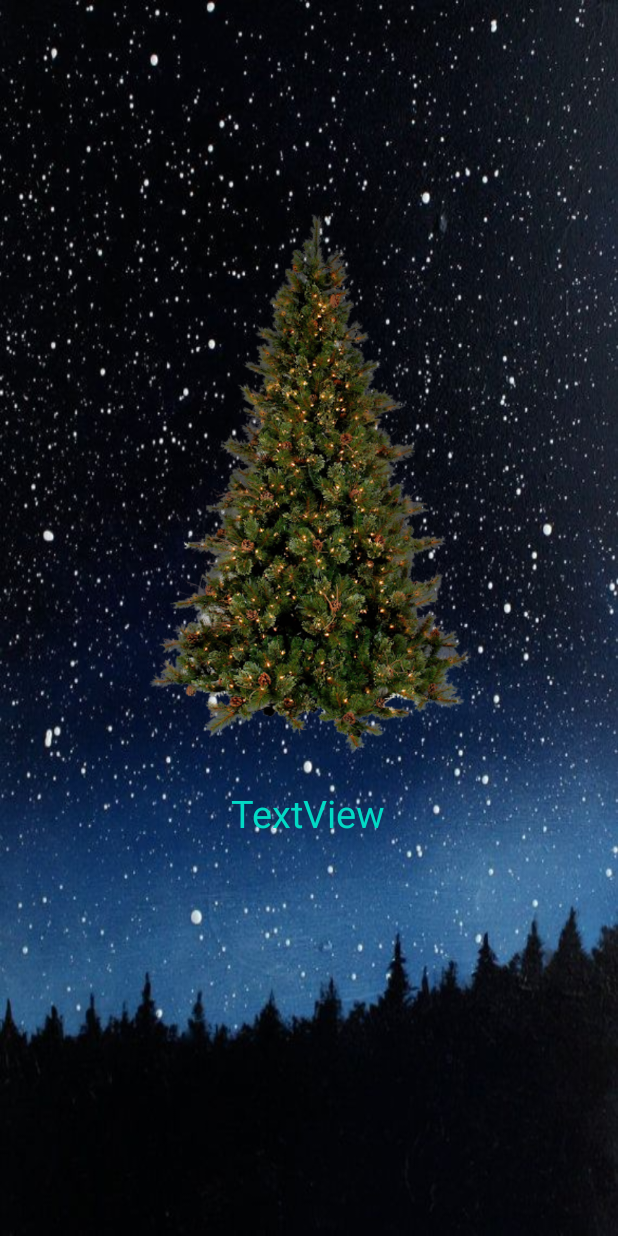
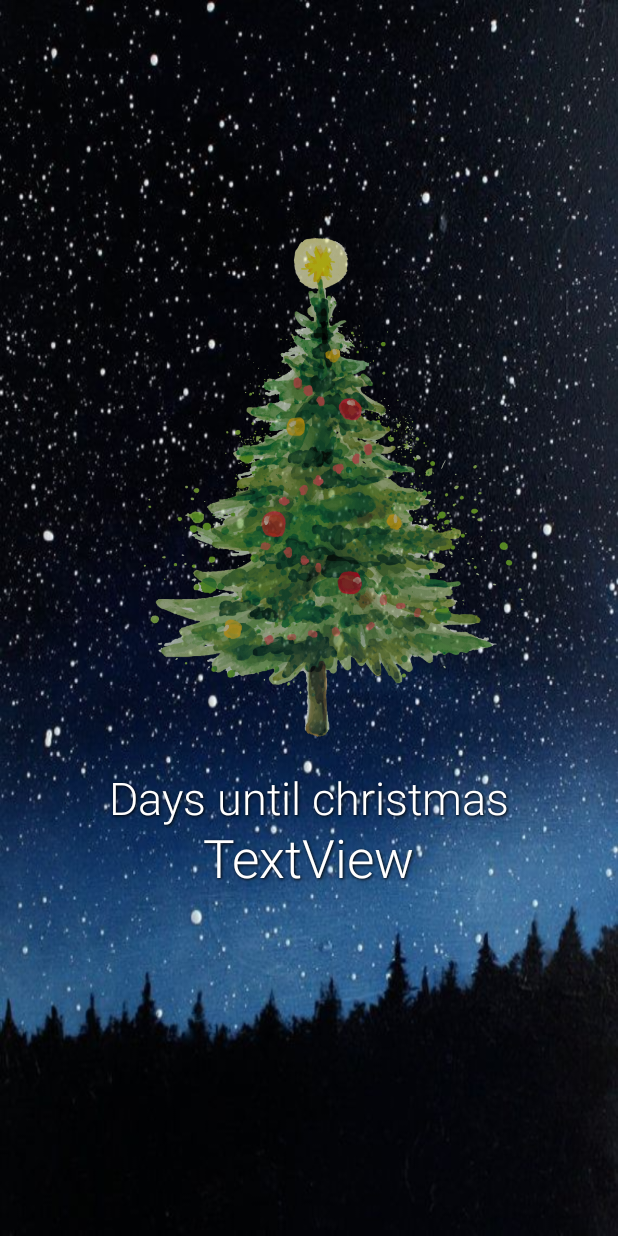
Before and after one commit to KazuOfficial/Christmas-Countdown-Android, an Android app: the layout activity_fullscreen.xml on its own in the app's theme, with its tools: preview values and no code run, on a phone screen of 412 x 824 dp. Run offline under Robolectric (Android 15) with nearby library versions, the phone set to English and light mode, and no system bars.

Commit message:
Layout changes, made days until date displaying on a TextLabel

```diff
--- a/app/src/main/java/com/example/christmascountdown/FullscreenActivity.kt
+++ b/app/src/main/java/com/example/christmascountdown/FullscreenActivity.kt
@@ -1,13 +1,13 @@
 package com.example.christmascountdown
 
+import android.graphics.Typeface
 import android.os.Bundle
 import android.os.Handler
 import android.view.View
 import androidx.appcompat.app.AppCompatActivity
 import kotlinx.android.synthetic.main.activity_fullscreen.*
-import java.util.Date
-import java.text.DateFormat
-import java.text.SimpleDateFormat
+import java.util.*
+import java.util.concurrent.TimeUnit
 
 
 /**
@@ -49,8 +49,8 @@ class FullscreenActivity : AppCompatActivity() {
         false
     }
 
-    var dateFormat: DateFormat = SimpleDateFormat("yyyy/MM/dd HH:mm:ss")
     var dt: Date = Date()
+    var dt2: Date = Date(dt.year, 11, 25)
 
     override fun onCreate(savedInstanceState: Bundle?) {
         super.onCreate(savedInstanceState)
@@ -62,7 +62,9 @@ class FullscreenActivity : AppCompatActivity() {
         // Set up the user interaction to manually show or hide the system UI.
         fullscreen_content.setOnClickListener { toggle() }
 
-        textView.setText(dateFormat.format(dt))
+        textView.setText(getDifferenceDays(dt, dt2).toString())
+
+        imageView.animate().alpha(1f).setDuration(10000)
 
         // Upon interacting with UI controls, delay any scheduled hide()
         // operations to prevent the jarring behavior of controls going away
@@ -118,6 +120,11 @@ class FullscreenActivity : AppCompatActivity() {
         mHideHandler.postDelayed(mHideRunnable, delayMillis.toLong())
     }
 
+    fun getDifferenceDays(d1: Date, d2: Date): Long {
+        val diff = d2.time - d1.time
+        return TimeUnit.DAYS.convert(diff, TimeUnit.MILLISECONDS)
+    }
+
     companion object {
         /**
          * Whether or not the system UI should be auto-hidden after
--- a/app/src/main/res/layout/activity_fullscreen.xml
+++ b/app/src/main/res/layout/activity_fullscreen.xml
@@ -39,6 +39,7 @@
         android:layout_height="360dp"
         android:layout_gravity="center"
         android:layout_marginBottom="90dp"
+        android:alpha="0.7"
         app:srcCompat="@drawable/unnamed" />
 
     <TextView
@@ -46,9 +47,30 @@
         android:layout_width="wrap_content"
         android:layout_height="wrap_content"
         android:layout_gravity="center"
-        android:layout_marginTop="130dp"
+        android:layout_marginTop="160dp"
+        android:background="#00FFFFFF"
+        android:fontFamily="sans-serif-light"
+        android:shadowColor="#000000"
+        android:shadowDx="1.0"
+        android:shadowDy="1.0"
+        android:shadowRadius="2.0"
         android:text="TextView"
-        android:textColor="@color/colorAccent"
-        android:textSize="25dp" />
+        android:textColor="#FFFFFF"
+        android:textSize="35dp" />
+
+    <TextView
+        android:id="@+id/textView2"
+        android:layout_width="wrap_content"
+        android:layout_height="wrap_content"
+        android:layout_gravity="center"
+        android:layout_marginTop="120dp"
+        android:fontFamily="sans-serif-light"
+        android:shadowColor="#000000"
+        android:shadowDx="1.0"
+        android:shadowDy="1.0"
+        android:shadowRadius="2.0"
+        android:text="Days until christmas"
+        android:textColor="#FFFFFF"
+        android:textSize="30dp" />
 
 </FrameLayout>
```
Also changed, not shown: app/src/main/res/drawable-v24/unnamed.png (added), app/src/main/res/drawable/unnamed.png (deleted), 1 other file.
